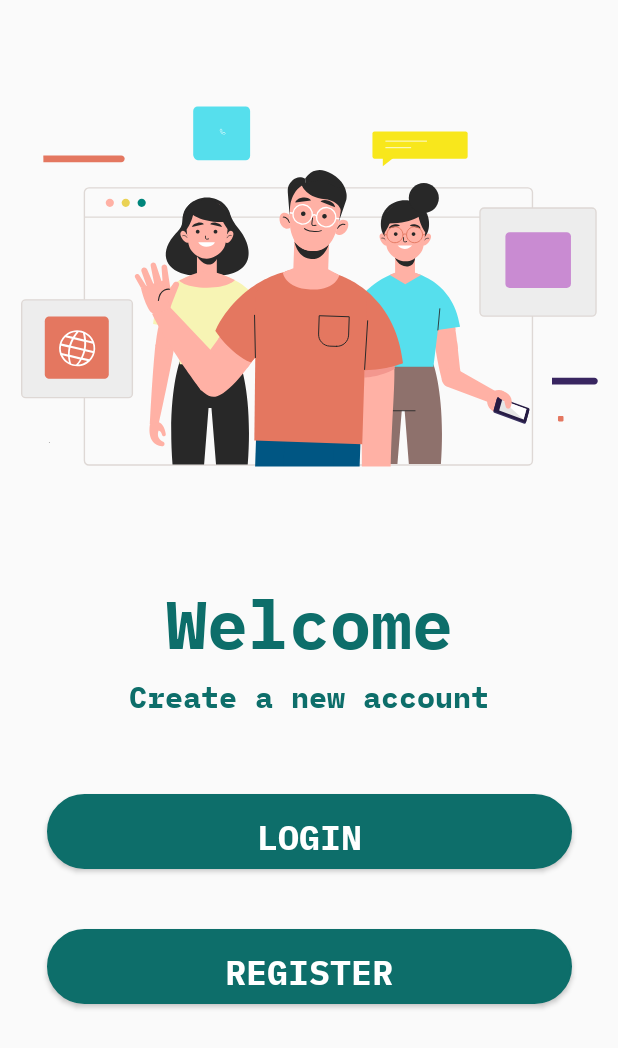
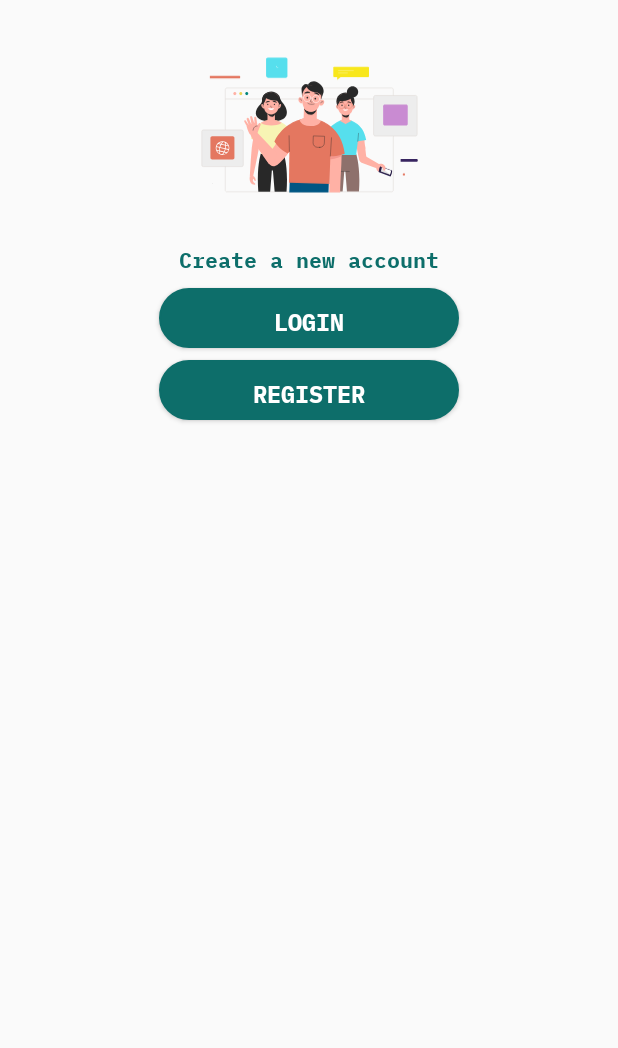
Before and after one commit to rockstar-2006/sri, an Android app: the screen it shows after launch (MainActivity), on a phone screen of 412 x 824 dp. Shown: the top 1048 px of the screen. Run offline under Robolectric (Android 15) with nearby library versions, the phone set to English and light mode, and no system bars.

Commit message:
15 percent

```diff
--- a/app/src/main/AndroidManifest.xml
+++ b/app/src/main/AndroidManifest.xml
@@ -8,7 +8,7 @@
 
     <uses-permission android:name="android.permission.INTERNET" />
     <uses-permission android:name="android.permission.ACCESS_NETWORK_STATE" />
-
+    <uses-feature android:name="android.hardware.type.watch" />
     <!-- Required to access precise location (GPS and network-based location) -->
     <uses-permission android:name="android.permission.ACCESS_FINE_LOCATION" />
     <uses-permission android:name="android.permission.ACCESS_FINE_LOCATION" />
--- a/app/src/main/res/layout/activity_main.xml
+++ b/app/src/main/res/layout/activity_main.xml
@@ -6,79 +6,64 @@
     android:layout_height="match_parent"
     tools:context=".MainActivity">
 
+    <!-- Lottie Animation View -->
     <com.airbnb.lottie.LottieAnimationView
         android:id="@+id/lottieAnimationView"
-        android:layout_width="400dp"
-        android:layout_height="380dp"
+        android:layout_width="150dp"
+        android:layout_height="150dp"
         app:lottie_autoPlay="true"
         app:lottie_loop="true"
         app:lottie_rawRes="@raw/log"
         app:layout_constraintTop_toTopOf="parent"
         app:layout_constraintStart_toStartOf="parent"
         app:layout_constraintEnd_toEndOf="parent"
-        tools:layout_editor_absoluteX="0dp"
-        tools:layout_editor_absoluteY="0dp" />
+        android:layout_marginTop="8dp" />
+
+    <!-- Create a New Account Text -->
     <TextView
-        android:id="@+id/textbot"
-        android:layout_width="match_parent"
+        android:id="@+id/dot"
+        android:layout_width="wrap_content"
         android:layout_height="wrap_content"
-        android:text="Welcome"
+        android:text="Create a new account"
         android:textColor="#0d6e6a"
-        android:textSize="45sp"
+        android:textSize="14sp"
         android:fontFamily="@font/ibm"
         android:gravity="center"
         app:layout_constraintTop_toBottomOf="@id/lottieAnimationView"
         app:layout_constraintStart_toStartOf="parent"
         app:layout_constraintEnd_toEndOf="parent"
-    />
-    <TextView
-        android:id="@+id/dot"
+        android:layout_marginTop="4dp" />
 
-        android:layout_width="match_parent"
-        android:layout_height="wrap_content"
-        android:text="Create a new account"
-        android:textColor="#0d6e6a"
-        android:textSize="20sp"
-        android:fontFamily="@font/ibm"
-        android:gravity="center"
-        app:layout_constraintTop_toBottomOf="@id/textbot"
-        app:layout_constraintStart_toStartOf="parent"
-        app:layout_constraintEnd_toEndOf="parent"
-        />
-
+    <!-- Login Button -->
     <Button
         android:id="@+id/button1"
-        android:layout_width="350dp"
-        android:layout_height="50dp"
+        android:layout_width="200dp"
+        android:layout_height="40dp"
         android:background="@drawable/button"
         android:gravity="center"
         android:text="Login"
         android:fontFamily="@font/ibm"
-        android:textSize="23sp"
+        android:textSize="16sp"
         android:textColor="@color/white"
         app:layout_constraintTop_toBottomOf="@id/dot"
         app:layout_constraintStart_toStartOf="parent"
         app:layout_constraintEnd_toEndOf="parent"
-        android:layout_marginTop="50dp"
-    />
+        android:layout_marginTop="8dp" />
 
+    <!-- Register Button -->
     <Button
         android:id="@+id/button2"
-        android:layout_width="350dp"
-        android:layout_height="50dp"
+        android:layout_width="200dp"
+        android:layout_height="40dp"
         android:background="@drawable/button"
         android:gravity="center"
         android:text="Register"
         android:fontFamily="@font/ibm"
-        android:textSize="23sp"
+        android:textSize="16sp"
         android:textColor="@color/white"
         app:layout_constraintTop_toBottomOf="@id/button1"
         app:layout_constraintStart_toStartOf="parent"
         app:layout_constraintEnd_toEndOf="parent"
-        android:layout_marginTop="40dp"
-
-        />
-
-
+        android:layout_marginTop="8dp" />
 
 </androidx.constraintlayout.widget.ConstraintLayout>
```
